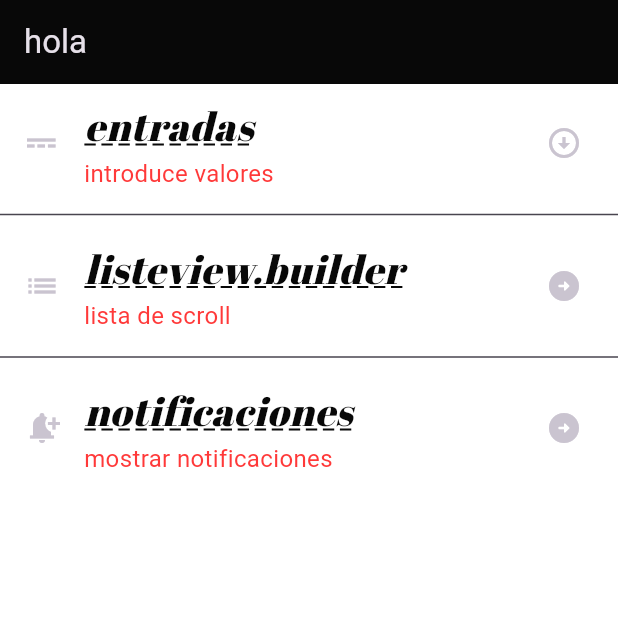
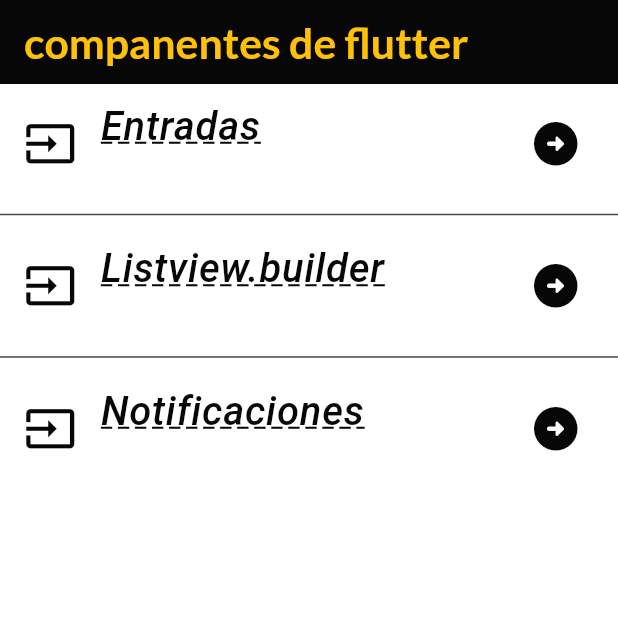
Before and after one commit to adriana-medina-montiel/componentes_flutter, a Flutter app: the screen it shows after launch, on a phone screen of 412 x 824 dp, the top half of it. Run offline on Flutter 3.47's test engine with Material 3 defaults, Android fonts, the phone set to English and light mode, and no system bars; our stand-ins replace google_fonts; Roboto replaces fonts that are missing (Acme, Aldrich).

```diff
--- a/lib/main_app.dart
+++ b/lib/main_app.dart
@@ -9,7 +9,7 @@ class MainApp extends StatelessWidget {
   Widget build(BuildContext context) {
     return  MaterialApp(
       debugShowCheckedModeBanner: false,
-      home: const HomeScreen(),
+      home: const HomeScreeen(),
       theme: Apptheme.darkTheme,
     );
   }
--- a/lib/screens/home_screen.dart
+++ b/lib/screens/home_screen.dart
@@ -1,63 +1,90 @@
 import 'package:flutter/material.dart';
+import 'package:practica3/screens/infinite_scroll_screen.dart';
 import 'package:practica3/screens/inputs_screen.dart';
 import 'package:practica3/screens/notifications_screen.dart';
 import 'package:practica3/theme/app_theme.dart';
 
-class HomeScreen extends StatelessWidget {
-  const HomeScreen({super.key});
+class HomeScreeen extends StatelessWidget {
+  const HomeScreeen({super.key});
 
   @override
   Widget build(BuildContext context) {
     return Scaffold(
       appBar: AppBar(
-        title: const Text('hola'),
+        title: const Text('companentes de flutter'),
       ),
-      body : ListView(
-        children:<Widget>[
+      body: ListView(
+        children:  <Widget>[
           ListTile(
-            title: Text(
-              "entradas",
-              style: Apptheme.darkTheme.textTheme.headlineLarge,
+            title: Text('Entradas',
+            style: Apptheme.darkTheme.textTheme.headlineLarge,
             ),
-            subtitle: Text('introduce valores ', style: Apptheme.darkTheme.textTheme.bodySmall),
-            leading: const Icon(Icons.power_input),
-            trailing: const Icon(Icons.arrow_circle_down),
-            onTap: () {
+            subtitle: Text('Introduciendo valores',
+            style: Apptheme.darkTheme.textTheme.bodySmall,
+            ),
+            leading: IconTheme(
+              data: Apptheme.darkTheme.iconTheme,
+              child: const Icon(Icons.input),
+              ),
+            trailing:IconTheme(
+              data: Apptheme.darkTheme.iconTheme,
+              child: const Icon(Icons.arrow_circle_right_rounded),
+              ),
+              onTap: () {
               final ruta1 = MaterialPageRoute(builder: (context){
                 return const InputScreen();
               });
-              Navigator.push(context,ruta1);
+              Navigator.push(context, ruta1);
             },
           ),
-          Divider(),
-           ListTile (
-            title: Text("listeview.builder ",
+          const Divider(),
+           ListTile(
+            title: Text('Listview.builder',
             style: Apptheme.darkTheme.textTheme.headlineLarge,
             ),
-
-            subtitle: Text('lista de scroll', style: Apptheme.darkTheme.textTheme.bodySmall),
-            leading: const Icon(Icons.list),
-            trailing: const Icon(Icons.arrow_circle_right_rounded),
-              onTap: (){
-              final ruta3 = MaterialPageRoute(builder: (context){
-                return const NotifacationsScreen();});
-              Navigator.push(context, ruta3);
+            subtitle: Text('Lista con scroll infinito',
+            style: Apptheme.darkTheme.textTheme.bodySmall,
+            ),
+            leading: IconTheme(
+              data: Apptheme.darkTheme.iconTheme,
+              child: const Icon(Icons.input),
+              ),
+            trailing:IconTheme(
+              data: Apptheme.darkTheme.iconTheme,
+              child: const Icon(Icons.arrow_circle_right_rounded),
+              ),
+              onTap: () {
+              final ruta1 = MaterialPageRoute(builder: (context){
+                return const InfiniteScrollScreen();
+              });
+              Navigator.push(context, ruta1);
             },
           ),
-          Divider(),
-           ListTile(
-            title: Text("notificaciones", style: Apptheme.darkTheme.textTheme.headlineLarge,),
-            subtitle: Text('mostrar notificaciones', style: Apptheme.darkTheme.textTheme.bodySmall,),
-            leading: const Icon(Icons.notification_add),
-            trailing: const Icon(Icons.arrow_circle_right_rounded),
-            onTap: (){
-              final ruta3 = MaterialPageRoute(builder: (context){
-                return const NotifacationsScreen();});
-              Navigator.push(context, ruta3);
+          const Divider(),
+          ListTile(
+            title: Text('Notificaciones',
+            style: Apptheme.darkTheme.textTheme.headlineLarge,
+            ),
+            subtitle: Text('Mostrar una notificación',
+            style: Apptheme.darkTheme.textTheme.bodySmall,
+            ),
+            leading: IconTheme(
+              data: Apptheme.darkTheme.iconTheme,
+              child: const Icon(Icons.input),
+              ),
+            trailing:IconTheme(
+              data: Apptheme.darkTheme.iconTheme,
+              child: const Icon(Icons.arrow_circle_right_rounded),
+              ),
+              onTap: () {
+              final ruta1 = MaterialPageRoute(builder: (context){
+                return const NotifacationsScreen();
+              });
+              Navigator.push(context, ruta1);
             },
-          )
+          ),
         ],
-      )
+      ),
     );
   }
 }
--- a/lib/theme/app_theme.dart
+++ b/lib/theme/app_theme.dart
@@ -4,16 +4,39 @@ import 'package:google_fonts/google_fonts.dart';
 
 class Apptheme{
   //constante de color primario
-  static const primaryColor = Color.fromARGB(248, 1, 1, 1);
-  static const secondaryColor = Color.fromARGB(248, 255, 52, 52);
+  static const primaryColor = Color.fromARGB(248, 0, 0, 0);
+  static const secondaryColor = Color.fromARGB(248, 255, 255, 255);
   static const backColor = Color.fromARGB(248, 255, 255, 255);
  //constante de theme
  static final ThemeData darkTheme = ThemeData.dark().copyWith(
       scaffoldBackgroundColor: backColor,
-      appBarTheme: const AppBarTheme(color: primaryColor),
-
+      appBarTheme:  AppBarTheme(
+        color: primaryColor,
+        titleTextStyle: GoogleFonts.lato(
+          color:Colors.amber,
+          fontSize: 28.5,
+          fontWeight: FontWeight.bold,
+           ),
+        ),
+ iconTheme: const IconThemeData(
+  color: primaryColor,
+  size: 35.0,
+ ),
+ elevatedButtonTheme: ElevatedButtonThemeData(
+  style: ButtonStyle(
+    backgroundColor: MaterialStateProperty.all(
+      primaryColor,
+    ),
+    foregroundColor: MaterialStateProperty.all(
+      Colors.white,
+    ),
+   textStyle: MaterialStateProperty.all(
+    GoogleFonts.pacifico(fontSize: 25.0,)
+   ),
+  ),
+ ),
  textTheme: TextTheme(
-  headlineLarge: GoogleFonts.abrilFatface(
+  headlineLarge: GoogleFonts.acme(
     color: primaryColor,
     fontSize: 26.5,
     fontWeight: FontWeight.w500,
@@ -22,6 +45,11 @@ class Apptheme{
     decorationColor: primaryColor,
     decorationStyle:TextDecorationStyle.dashed,
     decorationThickness: 1.0
+  ),
+  headlineMedium: GoogleFonts.montserrat(
+    color: secondaryColor,
+    fontSize: 21.2,
+    fontWeight: FontWeight.bold,
   ),
    //estilo para texto muy pequeño
     bodySmall: GoogleFonts.aldrich(
```
Also changed, not shown: lib/screens/inputs_screen.dart (+70 -5 lines).
